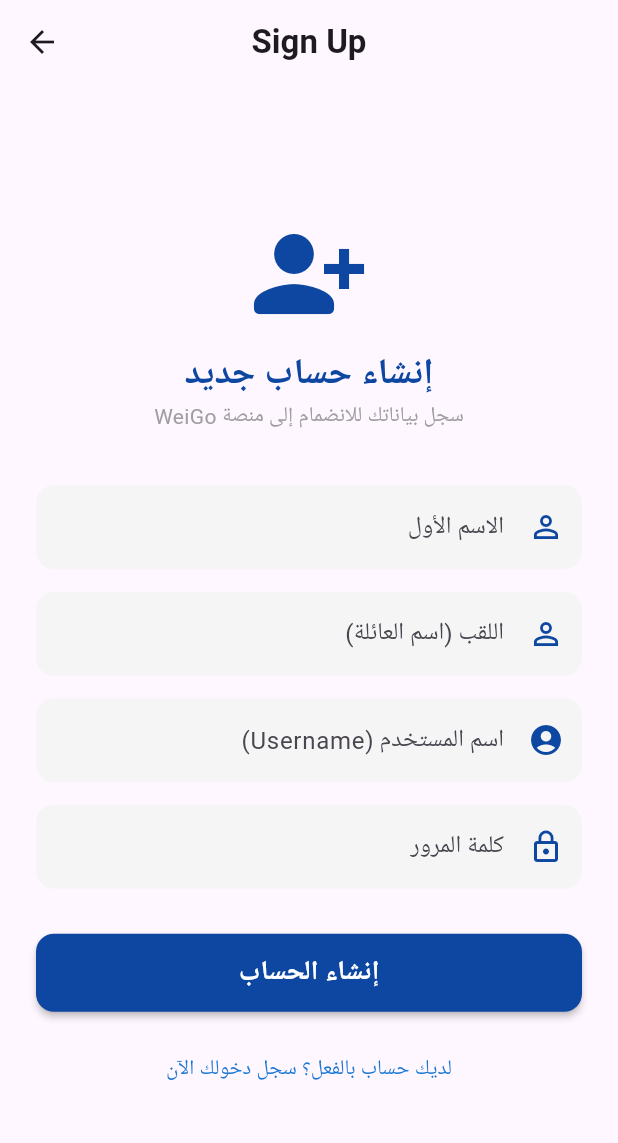
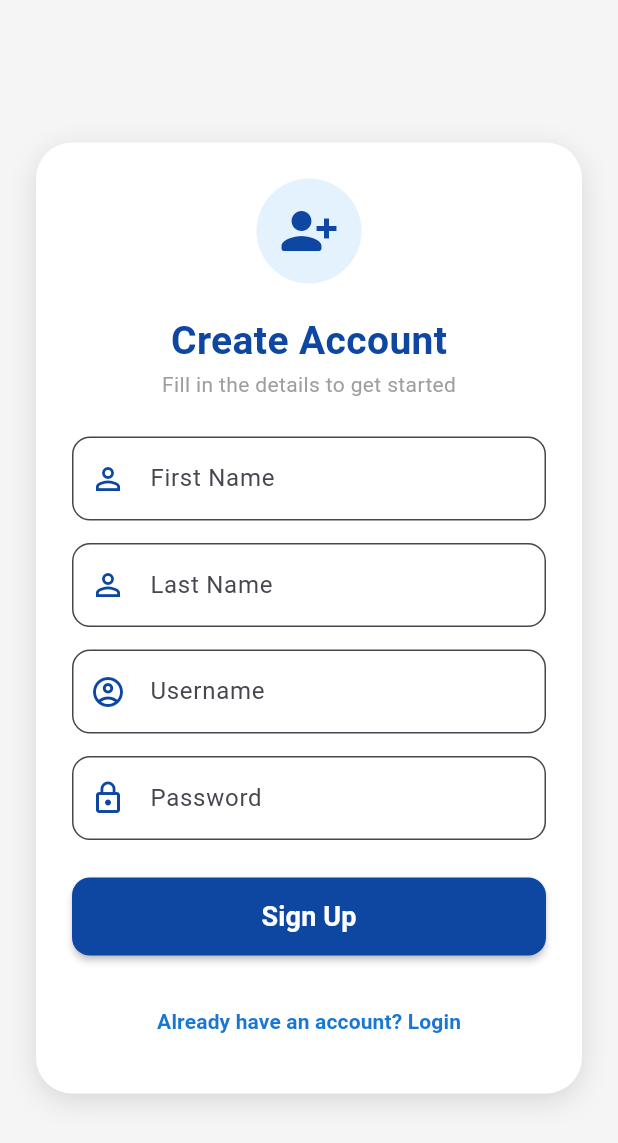
Before and after one commit to chamouma-oussama/weigo-app, a Flutter app: the screen it shows after launch, after a tap on "SIGN UP", on a phone screen of 412 x 824 dp. Shown: the top 1143 px of the screen. Run offline on Flutter 3.47's test engine with Material 3 defaults, Android fonts, the phone set to English and light mode, and no system bars; our stand-ins replace fl_chart, shared_preferences; Roboto replaces fonts that are missing (Cairo).

Commit message:
Update login and signup UI with official WEIGO brand

```diff
--- a/lib/screens/signup_screen.dart
+++ b/lib/screens/signup_screen.dart
@@ -1,3 +1,4 @@
+// signup_screen.dart
 import 'package:flutter/material.dart';
 import 'package:http/http.dart' as http;
 import 'dart:convert';
@@ -14,8 +15,6 @@ class _SignupScreenState extends State<SignupScreen> {
   final TextEditingController _usernameController = TextEditingController();
   final TextEditingController _passwordController = TextEditingController();
   bool _isLoading = false;
-
-  // 🌟 تم تحديث الـ IP إلى 38 وتعديل المسار ليتطابق مع البايثون تماماً
   final String _baseUrl = "https://weigo-be.onrender.com/register";
 
   Future<void> _signup() async {
@@ -23,14 +22,10 @@ class _SignupScreenState extends State<SignupScreen> {
         _lastNameController.text.isEmpty ||
         _usernameController.text.isEmpty ||
         _passwordController.text.isEmpty) {
-      _showSnackBar("الرجاء ملء جميع الحقول المطلوبة");
+      _showSnackBar("Please fill in all required fields");
       return;
     }
-
-    setState(() {
-      _isLoading = true;
-    });
-
+    setState(() => _isLoading = true);
     try {
       final response = await http.post(
         Uri.parse(_baseUrl),
@@ -42,86 +37,65 @@ class _SignupScreenState extends State<SignupScreen> {
           "password": _passwordController.text,
         }),
       );
-
       final result = jsonDecode(response.body);
-
-      // 🌟 تم تعديل الفحص ليتوافق مع الاستجابة المتوقعة (200 أو 201) لضمان العبور بأمان
-      if ((response.statusCode == 200 || response.statusCode == 201) &&
-          result['status'] == 'success') {
-        _showSnackBar(result['message'] ?? "تم إنشاء الحساب بنجاح",
-            isSuccess: true);
-
-        // بعد نجاح التسجيل، نقله تلقائياً لشاشة تسجيل الدخول
-        Navigator.pushReplacement(
-          context,
-          MaterialPageRoute(builder: (context) => LoginScreen()),
-        );
+      if ((response.statusCode == 200 || response.statusCode == 201) && result['status'] == 'success') {
+        _showSnackBar(result['message'] ?? "Account created successfully", isSuccess: true);
+        Navigator.pushReplacement(context, MaterialPageRoute(builder: (context) => LoginScreen()));
       } else {
-        _showSnackBar(result['message'] ??
-            "اسم المستخدم مستخدم مسبقاً أو هناك حقول ناقصة");
+        _showSnackBar(result['message'] ?? "The username is already in use or there are missing fields");
       }
     } catch (e) {
-      _showSnackBar(
-          "تعذر الاتصال بالسيرفر المحلي، تأكد من مطابقة الـ IP وتشغيل البايثون");
+      _showSnackBar("Please try again, unable to connect to the server");
     } finally {
-      setState(() {
-        _isLoading = false;
-      });
+      setState(() => _isLoading = false);
     }
   }
 
   void _showSnackBar(String message, {bool isSuccess = false}) {
-    ScaffoldMessenger.of(context).showSnackBar(
-      SnackBar(
-        content: Text(message,
-            textDirection: TextDirection.rtl,
-            style: TextStyle(fontFamily: 'Cairo')),
+    ScaffoldMessenger.of(context).showSnackBar(SnackBar(
+      content: Text(message),
       backgroundColor: isSuccess ? Colors.green : Colors.red,
-      ),
-    );
+    ));
   }
 
   @override
   Widget build(BuildContext context) {
     return Scaffold(
-      appBar: AppBar(
-        title: Text("Sign Up", style: TextStyle(fontWeight: FontWeight.bold)),
-        centerTitle: true,
-      ),
-      body: Center(
+      body: Container(
+        width: double.infinity,
+        height: double.infinity,
+        color: Colors.grey.shade100, // خلفية متناسقة مع شاشة الدخول
+        child: Center(
           child: SingleChildScrollView(
             padding: const EdgeInsets.all(24.0),
-          child: Directionality(
-            textDirection: TextDirection.rtl,
+            child: Container(
+              padding: const EdgeInsets.all(24.0),
+              decoration: BoxDecoration(
+                color: Colors.white,
+                borderRadius: BorderRadius.circular(24),
+                boxShadow: [BoxShadow(color: Colors.black12, blurRadius: 15, offset: Offset(0, 5))],
+              ),
               child: Column(
-              mainAxisAlignment: MainAxisAlignment.center,
+                mainAxisSize: MainAxisSize.min,
                 children: [
-                Icon(Icons.person_add_alt_1_rounded,
-                    size: 80, color: Colors.blue.shade900),
-                SizedBox(height: 10),
-                Text(
-                  "إنشاء حساب جديد",
-                  style: TextStyle(
-                      fontSize: 24,
-                      fontWeight: FontWeight.bold,
-                      color: Colors.blue.shade900),
+                  // الأيقونة الدائرية العلوية بألوانك الزرقاء لشاشة التسجيل
+                  CircleAvatar(
+                    radius: 35,
+                    backgroundColor: Colors.blue.shade50,
+                    child: Icon(Icons.person_add_alt_1_rounded, size: 40, color: Colors.blue.shade900),
                   ),
-                Text("سجل بياناتك للانضمام إلى منصة WeiGo",
-                    style: TextStyle(color: Colors.grey)),
-                SizedBox(height: 35),
+                  SizedBox(height: 20),
+                  Text("Create Account", style: TextStyle(fontSize: 26, fontWeight: FontWeight.bold, color: Colors.blue.shade900)),
+                  Text("Fill in the details to get started", style: TextStyle(color: Colors.grey)),
+                  SizedBox(height: 25),
 
                   // حقل الاسم الأول
                   TextField(
                     controller: _firstNameController,
                     decoration: InputDecoration(
-                    labelText: "الاسم الأول",
-                    prefixIcon:
-                        Icon(Icons.person_outline, color: Colors.blue.shade900),
-                    filled: true,
-                    fillColor: Colors.grey.shade100,
-                    border: OutlineInputBorder(
-                        borderRadius: BorderRadius.circular(12),
-                        borderSide: BorderSide.none),
+                      labelText: "First Name",
+                      prefixIcon: Icon(Icons.person_outline, color: Colors.blue.shade900),
+                      border: OutlineInputBorder(borderRadius: BorderRadius.circular(12)),
                     ),
                   ),
                   SizedBox(height: 15),
@@ -130,14 +104,9 @@ class _SignupScreenState extends State<SignupScreen> {
                   TextField(
                     controller: _lastNameController,
                     decoration: InputDecoration(
-                    labelText: "اللقب (اسم العائلة)",
-                    prefixIcon:
-                        Icon(Icons.person_outline, color: Colors.blue.shade900),
-                    filled: true,
-                    fillColor: Colors.grey.shade100,
-                    border: OutlineInputBorder(
-                        borderRadius: BorderRadius.circular(12),
-                        borderSide: BorderSide.none),
+                      labelText: "Last Name",
+                      prefixIcon: Icon(Icons.person_outline, color: Colors.blue.shade900),
+                      border: OutlineInputBorder(borderRadius: BorderRadius.circular(12)),
                     ),
                   ),
                   SizedBox(height: 15),
@@ -146,14 +115,9 @@ class _SignupScreenState extends State<SignupScreen> {
                   TextField(
                     controller: _usernameController,
                     decoration: InputDecoration(
-                    labelText: "اسم المستخدم (Username)",
-                    prefixIcon:
-                        Icon(Icons.account_circle, color: Colors.blue.shade900),
-                    filled: true,
-                    fillColor: Colors.grey.shade100,
-                    border: OutlineInputBorder(
-                        borderRadius: BorderRadius.circular(12),
-                        borderSide: BorderSide.none),
+                      labelText: "Username",
+                      prefixIcon: Icon(Icons.account_circle_outlined, color: Colors.blue.shade900),
+                      border: OutlineInputBorder(borderRadius: BorderRadius.circular(12)),
                     ),
                   ),
                   SizedBox(height: 15),
@@ -163,19 +127,14 @@ class _SignupScreenState extends State<SignupScreen> {
                     controller: _passwordController,
                     obscureText: true,
                     decoration: InputDecoration(
-                    labelText: "كلمة المرور",
-                    prefixIcon:
-                        Icon(Icons.lock_outline, color: Colors.blue.shade900),
-                    filled: true,
-                    fillColor: Colors.grey.shade100,
-                    border: OutlineInputBorder(
-                        borderRadius: BorderRadius.circular(12),
-                        borderSide: BorderSide.none),
+                      labelText: "Password",
+                      prefixIcon: Icon(Icons.lock_outline, color: Colors.blue.shade900),
+                      border: OutlineInputBorder(borderRadius: BorderRadius.circular(12)),
                     ),
                   ),
-                SizedBox(height: 30),
+                  SizedBox(height: 25),
 
-                // زر إنشاء الحساب الفعلي
+                  // زر إنشاء الحساب التفاعلي
                   _isLoading
                       ? CircularProgressIndicator()
                       : ElevatedButton(
@@ -184,25 +143,19 @@ class _SignupScreenState extends State<SignupScreen> {
                             minimumSize: Size(double.infinity, 52),
                             backgroundColor: Colors.blue.shade900,
                             foregroundColor: Colors.white,
+                            shape: RoundedRectangleBorder(borderRadius: BorderRadius.circular(12)),
                           ),
-                        child: Text("إنشاء الحساب",
-                            style: TextStyle(
-                                fontSize: 18, fontWeight: FontWeight.bold)),
+                          child: Text("Sign Up", style: TextStyle(fontSize: 18, fontWeight: FontWeight.bold)),
                         ),
-                SizedBox(height: 15),
+                  SizedBox(height: 20),
 
-                // زر العودة السريعة لشاشة الدخول
+                  // رابط العودة لشاشة الدخول
                   TextButton(
-                  onPressed: () {
-                    Navigator.pushReplacement(
-                      context,
-                      MaterialPageRoute(builder: (context) => LoginScreen()),
-                    );
-                  },
-                  child: Text("لديك حساب بالفعل؟ سجل دخولك الآن",
-                      style: TextStyle(color: Colors.blue.shade700)),
+                    onPressed: () => Navigator.pushReplacement(context, MaterialPageRoute(builder: (context) => LoginScreen())),
+                    child: Text("Already have an account? Login", style: TextStyle(color: Colors.blue.shade700, fontWeight: FontWeight.bold)),
                   )
                 ],
+              ),
             ),
           ),
         ),
--- a/lib/screens/welcome_screen.dart
+++ b/lib/screens/welcome_screen.dart
@@ -59,7 +59,7 @@ class WelcomeScreen extends StatelessWidget {
 
             SizedBox(height: 15),
 
-            // 2. زر إنشاء حساب جديد (تمت إضافته بتصميم مفرغ متناسق)
+            // 2. زر إنشاء حساب جديد (تصميم مفرغ متناسق)
             OutlinedButton(
               onPressed: () {
                 Navigator.push(
@@ -79,36 +79,9 @@ class WelcomeScreen extends StatelessWidget {
                 style: TextStyle(fontSize: 18, fontWeight: FontWeight.bold),
               ),
             ),
-
-            SizedBox(height: 40),
-            Text("Or connect via",
-                style: TextStyle(color: Colors.white60, fontSize: 14)),
-            SizedBox(height: 20),
-            Row(
-              mainAxisAlignment: MainAxisAlignment.center,
-              children: [
-                _socialIcon(Icons.facebook, Colors.white),
-                SizedBox(width: 20),
-                _socialIcon(Icons.email_outlined, Colors.white),
-                SizedBox(width: 20),
-                _socialIcon(Icons.g_mobiledata_rounded, Colors.white),
-              ],
-            ),
           ],
         ),
       ),
     );
   }
-
-  Widget _socialIcon(IconData icon, Color color) {
-    return Container(
-      padding: EdgeInsets.all(12),
-      decoration: BoxDecoration(
-        shape: BoxShape.circle,
-        border: Border.all(color: Colors.white24),
-        color: const Color.fromARGB(255, 244, 242, 242).withOpacity(0.1),
-      ),
-      child: Icon(icon, color: color, size: 30),
-    );
-  }
 }
```
Also changed, not shown: lib/screens/login_screen.dart (+48 -82 lines), pubspec.yaml (+7 -0 lines), assets/weigo_icon.png (added), pubspec.lock, 28 other files. Lines whose indentation alone changed are shown as unchanged.
